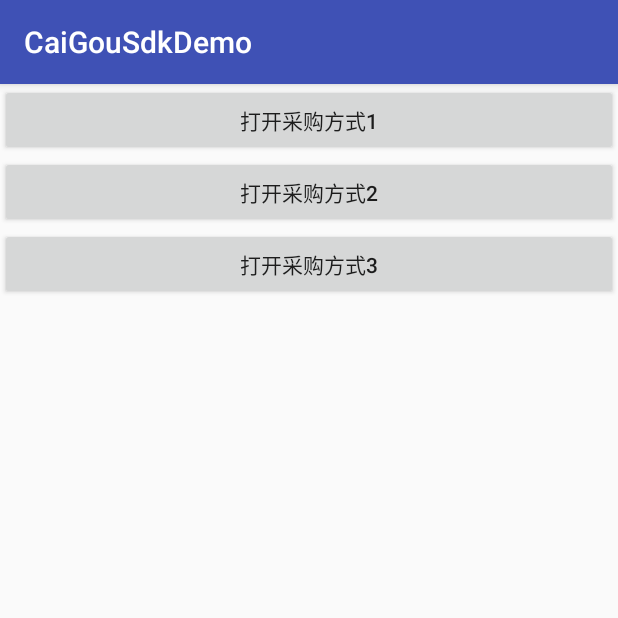
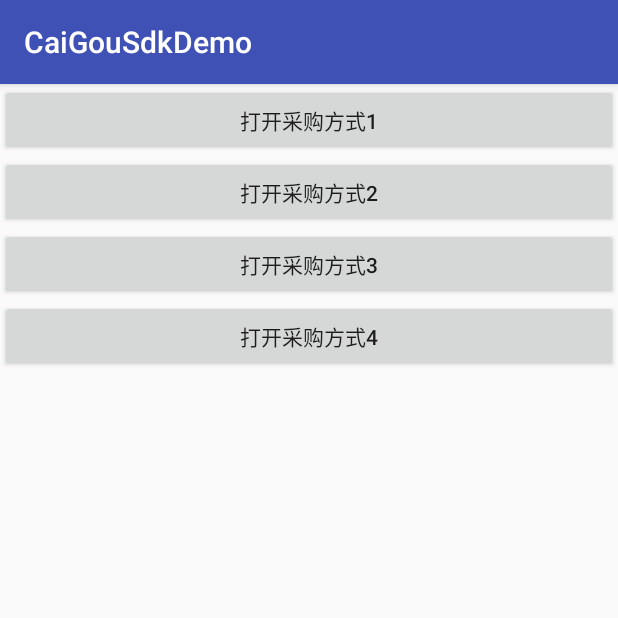
Before and after one commit to niulinguo/CaiGouSdkDemo, an Android app: the screen it shows after launch (MainActivity), on a phone screen of 412 x 824 dp, the top half of it. Run offline under Robolectric (Android 15) with nearby library versions, the phone set to English and light mode, and no system bars.

Commit message:
增加跳转方式

```diff
--- a/app/src/main/res/layout/activity_main.xml
+++ b/app/src/main/res/layout/activity_main.xml
@@ -28,4 +28,11 @@
         android:text="打开采购方式3"
         tools:ignore="HardcodedText"/>
 
+    <Button
+        android:layout_width="match_parent"
+        android:layout_height="wrap_content"
+        android:onClick="openCaiGou4"
+        android:text="打开采购方式4"
+        tools:ignore="HardcodedText"/>
+
 </LinearLayout>
```
Also changed, not shown: app/src/main/java/com/niles/caigousdkdemo/MainActivity.java (+17 -0 lines), 1 other file.
